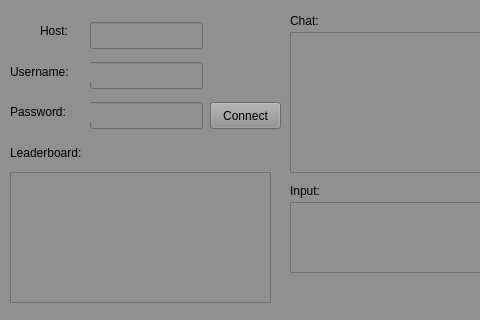
Qt form awesumeclient.ui (Carragher/awesum-o) before a commit; both pictures show x 0 to 480 and y 98 to 418 of the 686 by 418 pixel window.
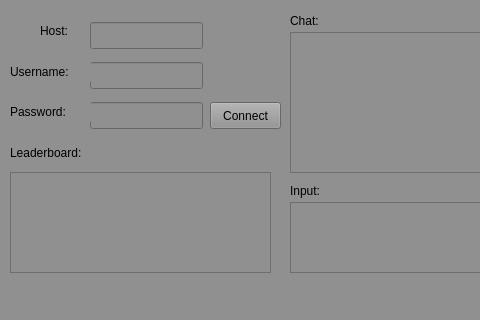
The same form after that commit. Icons and pictures are not drawn.

Commit message: Added minor tweaks to server and client GUI

Diff of the .ui file:
```diff
--- a/awesumeclient.ui
+++ b/awesumeclient.ui
@@ -189,14 +189,14 @@
   </widget>
   <widget class="QPlainTextEdit" name="leaderboard">
    <property name="enabled">
-    <bool>false</bool>
+    <bool>true</bool>
    </property>
    <property name="geometry">
     <rect>
      <x>10</x>
      <y>270</y>
      <width>261</width>
-     <height>131</height>
+     <height>101</height>
     </rect>
    </property>
   </widget>
```
Left out of the diff: 2 changed lines with no effect on the pictures. The commit also changes 1 other file.
